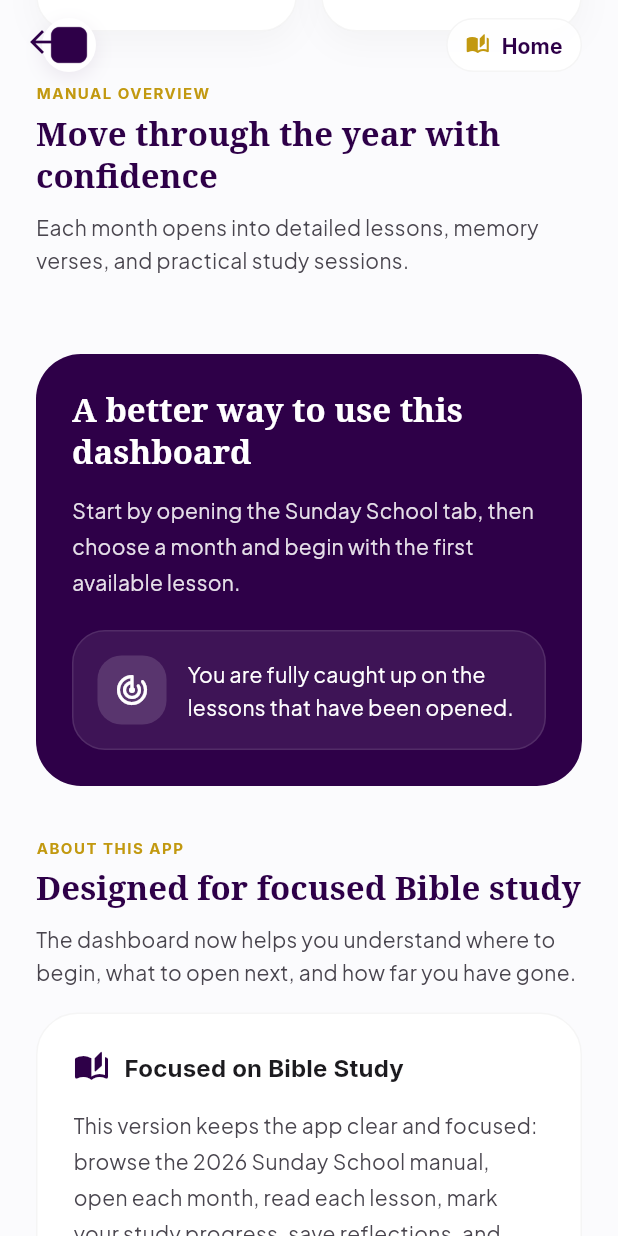
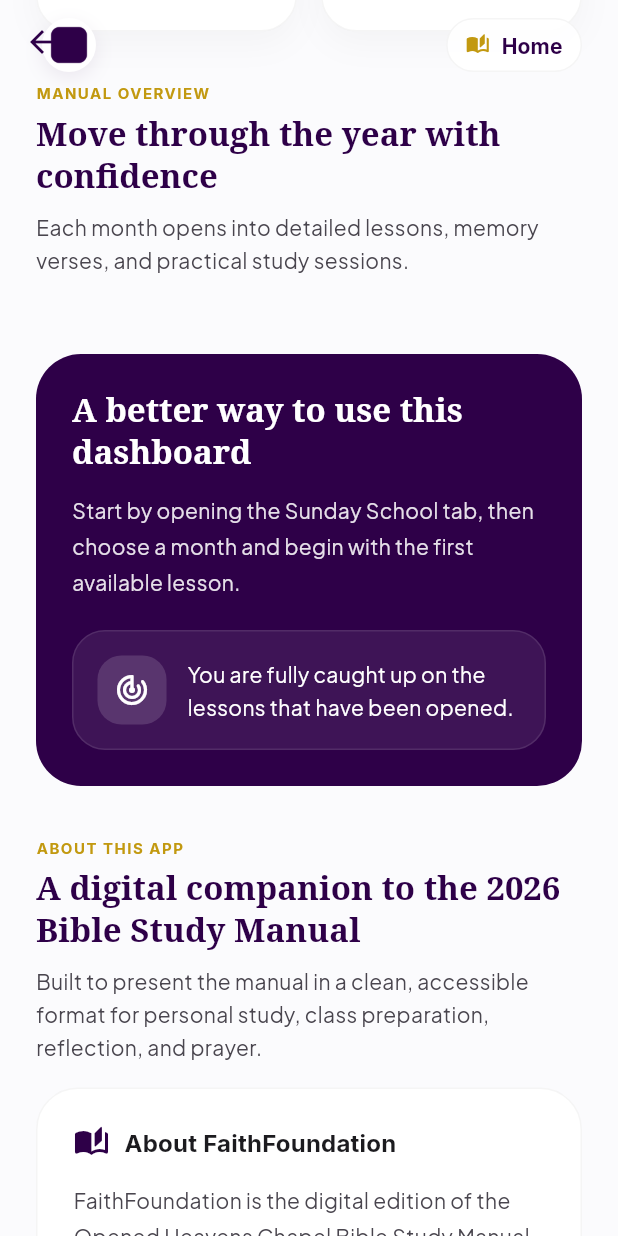
Before and after one commit to sylvicruza/SundaySchool, a Flutter app: the HomeDashboard screen opened directly, scrolled down 1152 dp, on a phone screen of 412 x 824 dp. Run offline on Flutter 3.47's test engine with Material 3 defaults, Android fonts, the phone set to English and light mode, and no system bars; our stand-ins replace flutter_markdown, google_fonts, shared_preferences; missing offline and left inert: sundayschool; accounts and stored records are empty.

Commit message:
Polish app metadata and branding copy

```diff
--- a/lib/screens/home_dashboard.dart
+++ b/lib/screens/home_dashboard.dart
@@ -160,8 +160,8 @@ class HomeDashboard extends StatelessWidget {
                   _buildSectionHeading(
                     context,
                     eyebrow: 'About this app',
-                    title: 'Designed for focused Bible study',
-                    subtitle: 'The dashboard now helps you understand where to begin, what to open next, and how far you have gone.',
+                    title: 'A digital companion to the 2026 Bible Study Manual',
+                    subtitle: 'Built to present the manual in a clean, accessible format for personal study, class preparation, reflection, and prayer.',
                   ),
                   const SizedBox(height: 16),
                   _buildPurposeCard(context),
@@ -799,14 +799,19 @@ class HomeDashboard extends StatelessWidget {
               Icon(Icons.auto_stories_rounded, color: Theme.of(context).primaryColor),
               const SizedBox(width: 10),
               Text(
-                'Focused on Bible Study',
+                'About FaithFoundation',
                 style: Theme.of(context).textTheme.titleMedium?.copyWith(fontWeight: FontWeight.bold),
               ),
             ],
           ),
           const SizedBox(height: 14),
           Text(
-            'This version keeps the app clear and focused: browse the 2026 Sunday School manual, open each month, read each lesson, mark your study progress, save reflections, and submit prayer requests.',
+            'FaithFoundation is the digital edition of the Opened Heavens Chapel Bible Study Manual 2026. It presents the Sunday School Department publication in a simple and orderly experience, helping members and teachers move through each month, follow every lesson outline, reflect on key truths, and stay engaged in prayer.',
+            style: Theme.of(context).textTheme.bodyMedium?.copyWith(height: 1.7),
+          ),
+          const SizedBox(height: 14),
+          Text(
+            'The app is designed to support consistent Bible study with clarity and reverence, while keeping the emphasis on Scripture, spiritual growth, and faithful participation in the life of the church.',
             style: Theme.of(context).textTheme.bodyMedium?.copyWith(height: 1.7),
           ),
         ],
--- a/pubspec.yaml
+++ b/pubspec.yaml
@@ -1,5 +1,5 @@
-name: sundayschool
-description: "A new Flutter project."
+name: faithfoundation
+description: "FaithFoundation is the digital edition of the Opened Heavens Chapel Bible Study Manual 2026, created to support structured Bible study, reflection, and prayer."
 # The following line prevents the package from being accidentally published to
 # pub.dev using `flutter pub publish`. This is preferred for private packages.
 publish_to: 'none' # Remove this line if you wish to publish to pub.dev
```
Also changed, not shown: 3 other files.
